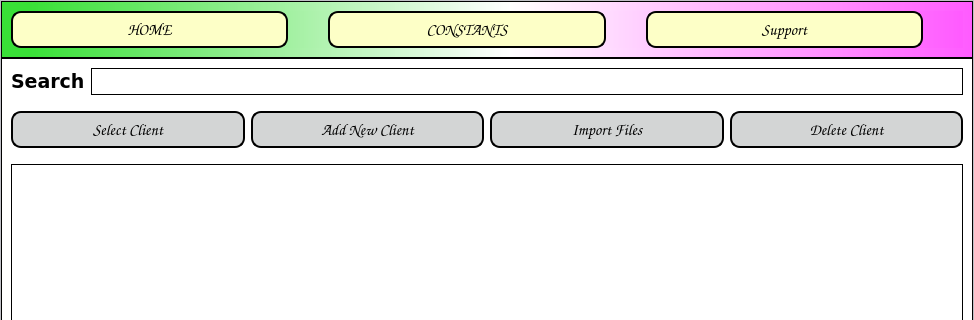
Qt form app/gui/resources/main_window.ui (JasonLaux/DC-Boxjelly) before a commit; both pictures show x 0 to 974 and y 0 to 320 of the 974 by 740 pixel window.
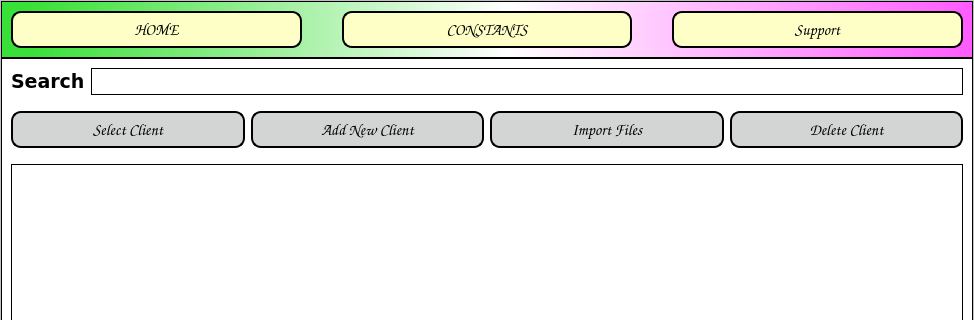
The same form after that commit.

Commit message: Updated support button

```diff
--- a/app/gui/resources/main_window.ui
+++ b/app/gui/resources/main_window.ui
@@ -534,22 +534,6 @@
                </property>
               </widget>
              </item>
-             <item>
-              <spacer name="horizontalSpacer_4">
-               <property name="orientation">
-                <enum>Qt::Horizontal</enum>
-               </property>
-               <property name="sizeType">
-                <enum>QSizePolicy::Fixed</enum>
-               </property>
-               <property name="sizeHint" stdset="0">
-                <size>
-                 <width>40</width>
-                 <height>20</height>
-                </size>
-               </property>
-              </spacer>
-             </item>
             </layout>
            </widget>
           </item>
```
